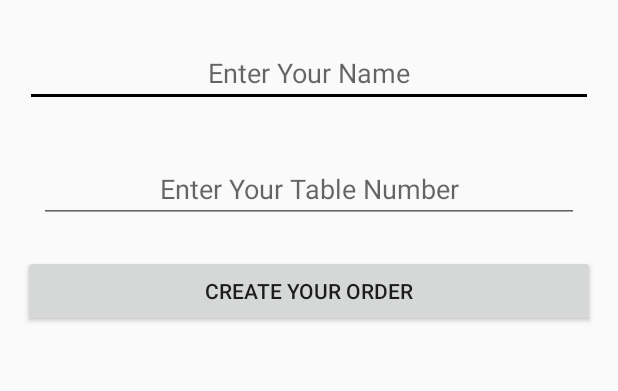
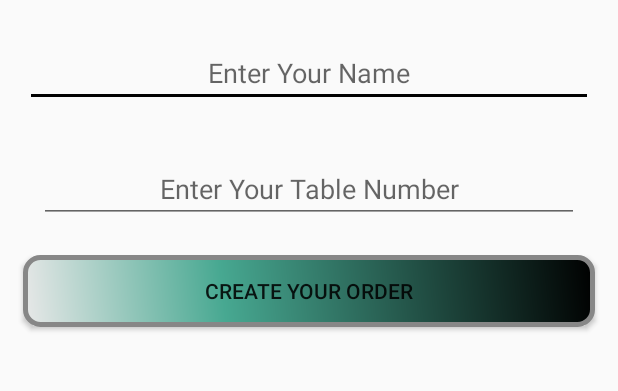
Before and after one commit to abhilashsharma3/BonApptit, an Android app: the screen it shows after launch (MainActivity), on a phone screen of 412 x 824 dp, the part 530-921 px from its top. Run offline under Robolectric (Android 15) with nearby library versions, the phone set to English and light mode, and no system bars; Roboto replaces fonts that are not available here.

Commit message:
final updates

```diff
--- a/BonApptitclient/app/src/main/res/drawable/button_background.xml
+++ b/BonApptitclient/app/src/main/res/drawable/button_background.xml
@@ -1,5 +1,23 @@
 <?xml version="1.0" encoding="utf-8"?>
 <shape xmlns:android="http://schemas.android.com/apk/res/android">
-        <solid android:color="#ffffff" />
+        <!--<solid android:color="#3F51B5" />-->
         <corners android:radius="10dp" />
+    <gradient
+        android:angle="45"
+        android:centerX="35%"
+        android:centerColor="#47A891"
+        android:startColor="#E8E8E8"
+        android:endColor="#000000"
+        android:type="linear"
+        />
+    <padding
+        android:left="0dp"
+        android:top="0dp"
+        android:right="0dp"
+        android:bottom="0dp"
+        />
+    <stroke
+        android:width="3dp"
+        android:color="#878787"
+        />
     </shape>
--- a/BonApptitclient/app/src/main/res/layout/activity_four.xml
+++ b/BonApptitclient/app/src/main/res/layout/activity_four.xml
@@ -41,6 +41,7 @@
         android:layout_alignParentStart="true"
         android:layout_alignParentBottom="true"
         android:gravity="center"
+        android:background="@drawable/button_background"
         android:outlineAmbientShadowColor="?android:attr/colorForeground"
         android:padding="5dp"
         android:text="Confirm Your Order"
--- a/BonApptitclient/app/src/main/res/layout/activity_main.xml
+++ b/BonApptitclient/app/src/main/res/layout/activity_main.xml
@@ -91,6 +91,7 @@
                 android:gravity="center_horizontal|center"
                 android:outlineAmbientShadowColor="?android:attr/colorForeground"
                 android:padding="5dp"
+                android:background="@drawable/button_background"
                 android:text="@string/createorder"
                 tools:layout_editor_absoluteX="10dp"
                 tools:layout_editor_absoluteY="461dp" />
--- a/BonApptitclient/app/src/main/res/layout/activity_three.xml
+++ b/BonApptitclient/app/src/main/res/layout/activity_three.xml
@@ -103,6 +103,7 @@
             android:layout_below="@+id/fooddesc"
             android:layout_marginStart="4dp"
             android:layout_marginTop="30dp"
+
             android:background="@drawable/button_background"
             android:text="-"
             android:textSize="32sp" />
```
